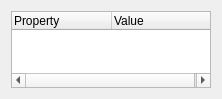
Old version of the form Code/Common/Gui/mvdDatasetPropertiesWidget.ui in the repository orfeotoolbox/OTB.
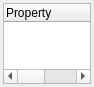
New version of the form.

Commit message: ENH: Optimized dock-widgets layouts.

The edit to the form file:
```diff
--- a/Code/Common/Gui/mvdDatasetPropertiesWidget.ui
+++ b/Code/Common/Gui/mvdDatasetPropertiesWidget.ui
@@ -6,10 +6,16 @@
    <rect>
     <x>0</x>
     <y>0</y>
-    <width>222</width>
-    <height>99</height>
+    <width>94</width>
+    <height>87</height>
    </rect>
   </property>
+  <property name="sizePolicy">
+   <sizepolicy hsizetype="MinimumExpanding" vsizetype="Preferred">
+    <horstretch>0</horstretch>
+    <verstretch>0</verstretch>
+   </sizepolicy>
+  </property>
   <property name="windowTitle">
    <string>Form</string>
   </property>
@@ -17,6 +23,12 @@
    <locale language="C" country="AnyCountry"/>
   </property>
   <layout class="QGridLayout" name="gridLayout">
+   <property name="margin">
+    <number>3</number>
+   </property>
+   <property name="spacing">
+    <number>2</number>
+   </property>
    <item row="0" column="0">
     <widget class="QTreeWidget" name="m_DatasetPropertiesTree">
      <property name="contextMenuPolicy">
```
The commit also changes 4 other files.
